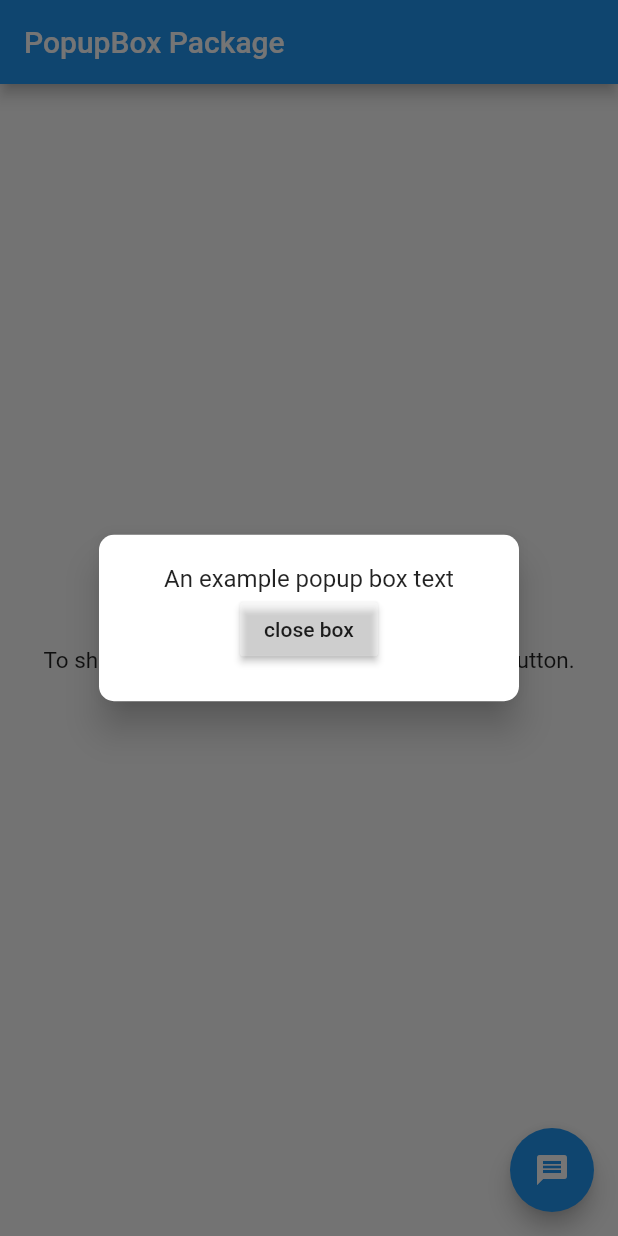
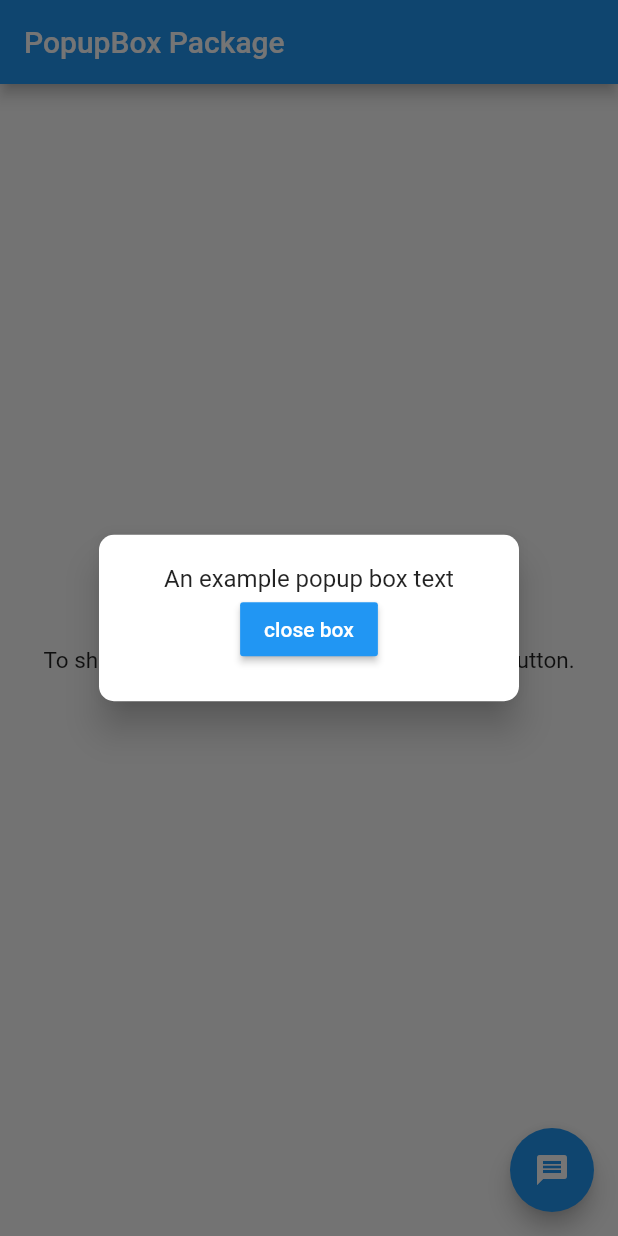
Before and after one commit to Rishit-dagli/popup_box, a Flutter app: the screen it shows after launch, after a tap on the "message" icon, on a phone screen of 412 x 824 dp. Run offline on Flutter 3.47's test engine with Material 2 defaults, Android fonts, the phone set to English and light mode, and no system bars.

Commit message:
Styles changed

```diff
--- a/lib/popup_box.dart
+++ b/lib/popup_box.dart
@@ -39,8 +39,13 @@ class PopupBox {
               children: <Widget>[
                 willDisplayWidget,
                 MaterialButton(
-                  color: Colors.white30,
-                  child: Text('close box'),
+                  color: Colors.blue,
+                  child: Text(
+                      'close box',
+                    style: TextStyle(
+                      color: Colors.white,
+                    ),
+                  ),
                   onPressed: () {
                     Navigator.of(context).pop();
                   },
```
